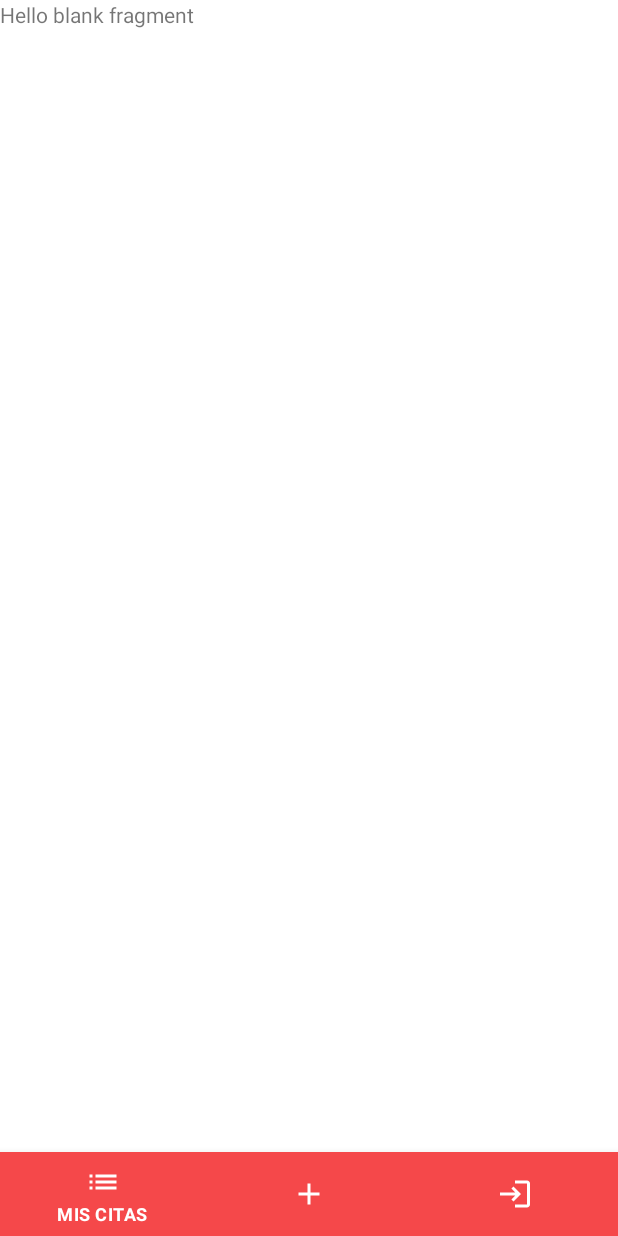
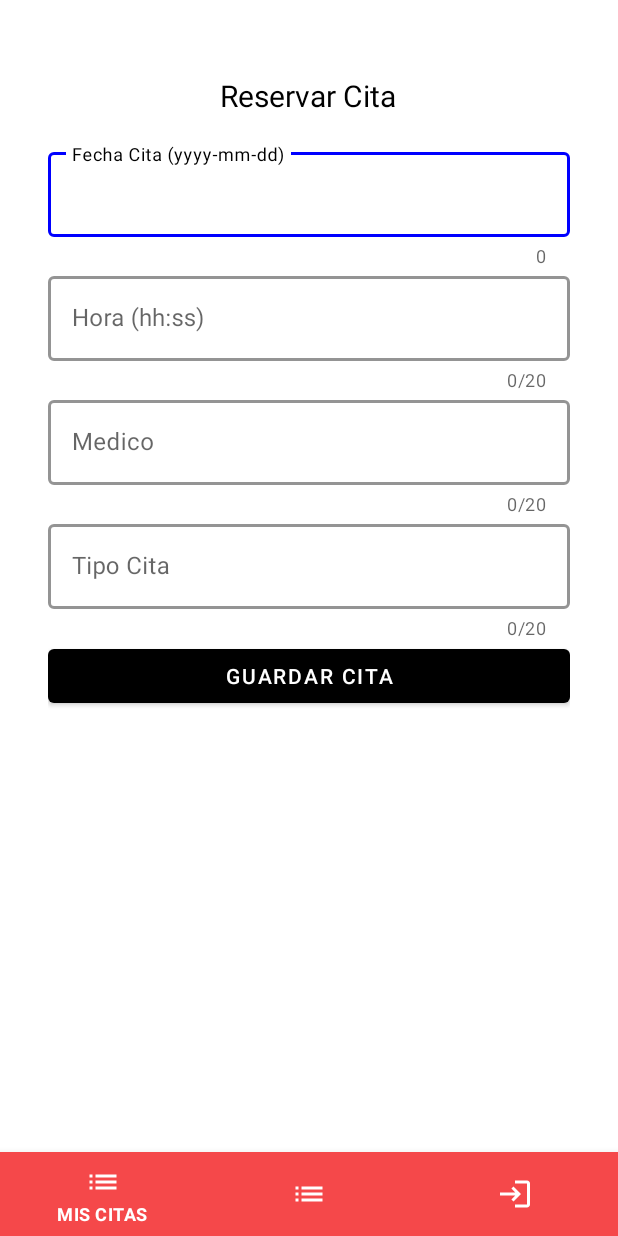
Before and after one commit to jose9428/clinicaEnTusManos, an Android app: the MainMenuPrincipal screen opened directly, with no data from a screen before it, on a phone screen of 412 x 824 dp. Run offline under Robolectric (Android 15) with nearby library versions, the phone set to English and light mode, and no system bars.

Commit message:
Modulo Registro Cita

```diff
--- a/app/src/main/java/com/edu/pe/vista/fragmentos/InicioFragment.java
+++ b/app/src/main/java/com/edu/pe/vista/fragmentos/InicioFragment.java
@@ -28,4 +28,8 @@ public class InicioFragment extends Fragment {
         View view = inflater.inflate(R.layout.fragment_inicio, container, false);
         return view;
     }
+
+    public void GuardarCita(){
+
+    }
 }
--- a/app/src/main/res/layout/fragment_reserva_cita.xml
+++ b/app/src/main/res/layout/fragment_reserva_cita.xml
@@ -3,12 +3,134 @@
     xmlns:tools="http://schemas.android.com/tools"
     android:layout_width="match_parent"
     android:layout_height="match_parent"
+    xmlns:app="http://schemas.android.com/apk/res-auto"
     tools:context=".vista.fragmentos.ReservaCitaFragment">
 
-    <!-- TODO: Update blank fragment layout -->
-    <TextView
+    <LinearLayout
         android:layout_width="match_parent"
         android:layout_height="match_parent"
-        android:text="@string/hello_blank_fragment" />
+        android:orientation="vertical"
+        android:weightSum="1">
 
+        <ScrollView
+            android:layout_width="match_parent"
+            android:layout_height="match_parent"
+            android:layout_weight="0.4"
+            android:fillViewport="true">
+
+            <LinearLayout
+                android:layout_width="match_parent"
+                android:layout_height="match_parent"
+                android:orientation="vertical"
+                android:padding="@dimen/padding_horizontal_login"
+                >
+                <RelativeLayout
+                    android:layout_width="match_parent"
+                    android:layout_height="64dp"
+                    android:gravity="center">
+
+                    <TextView
+                        android:id="@+id/lbTitulo"
+                        android:layout_width="wrap_content"
+                        android:layout_height="wrap_content"
+                        android:layout_alignParentBottom="true"
+                        android:text="Reservar Cita"
+                        android:textColor="@color/editTextColorBlack"
+                        android:textSize="20dp"
+                        />
+                </RelativeLayout>
+
+                <com.google.android.material.textfield.TextInputLayout
+                    android:layout_width="match_parent"
+                    android:layout_height="wrap_content"
+
+                    app:boxStrokeColor="#0000FF"
+                    app:boxStrokeWidth="2dp"
+                    app:helperTextEnabled="true"
+                    app:counterEnabled="true"
+                    app:hintTextColor="@color/black"
+                    style="@style/Widget.MaterialComponents.TextInputLayout.OutlinedBox">
+
+                    <com.google.android.material.textfield.TextInputEditText
+                        android:id="@+id/lbFechaNac"
+                        android:layout_width="match_parent"
+                        android:layout_height="match_parent"
+                        android:hint="Fecha Cita (yyyy-mm-dd)"
+                        />
+                </com.google.android.material.textfield.TextInputLayout>
+
+                <com.google.android.material.textfield.TextInputLayout
+                    android:layout_width="match_parent"
+                    android:layout_height="wrap_content"
+
+                    app:boxStrokeColor="#0000FF"
+                    app:boxStrokeWidth="2dp"
+                    app:helperTextEnabled="true"
+                    app:counterEnabled="true"
+                    app:counterMaxLength="20"
+                    app:hintTextColor="@color/black"
+                    style="@style/Widget.MaterialComponents.TextInputLayout.OutlinedBox">
+
+                    <com.google.android.material.textfield.TextInputEditText
+                        android:id="@+id/lbHora"
+                        android:layout_width="match_parent"
+                        android:layout_height="match_parent"
+                        android:hint="Hora (hh:ss)"
+                        />
+                </com.google.android.material.textfield.TextInputLayout>
+
+                <com.google.android.material.textfield.TextInputLayout
+                    android:layout_width="match_parent"
+                    android:layout_height="wrap_content"
+
+                    app:boxStrokeColor="#0000FF"
+                    app:boxStrokeWidth="2dp"
+                    app:helperTextEnabled="true"
+                    app:counterEnabled="true"
+                    app:counterMaxLength="20"
+                    app:hintTextColor="@color/black"
+                    style="@style/Widget.MaterialComponents.TextInputLayout.OutlinedBox">
+
+                    <com.google.android.material.textfield.TextInputEditText
+                        android:id="@+id/lbMedico"
+                        android:layout_width="match_parent"
+                        android:layout_height="match_parent"
+                        android:hint="Medico"
+                        />
+                </com.google.android.material.textfield.TextInputLayout>
+
+
+
+                <com.google.android.material.textfield.TextInputLayout
+                    android:layout_width="match_parent"
+                    android:layout_height="wrap_content"
+
+                    app:boxStrokeColor="#0000FF"
+                    app:boxStrokeWidth="2dp"
+                    app:helperTextEnabled="true"
+                    app:counterEnabled="true"
+                    app:counterMaxLength="20"
+                    app:hintTextColor="@color/black"
+                    style="@style/Widget.MaterialComponents.TextInputLayout.OutlinedBox">
+
+                    <com.google.android.material.textfield.TextInputEditText
+                        android:id="@+id/lbTipoCita"
+                        android:layout_width="match_parent"
+                        android:layout_height="match_parent"
+                        android:hint="Tipo Cita"
+                        />
+                </com.google.android.material.textfield.TextInputLayout>
+
+
+                <Button
+                    android:id="@+id/login"
+                    android:layout_width="match_parent"
+                    android:layout_height="wrap_content"
+                    android:text="Guardar Cita"
+                    app:backgroundTint="@color/black" />
+
+
+            </LinearLayout>
+        </ScrollView>
+    </LinearLayout>
 </FrameLayout>
--- a/app/src/main/res/menu/botton_navigation.xml
+++ b/app/src/main/res/menu/botton_navigation.xml
@@ -9,7 +9,7 @@
 
     <item
     android:id="@+id/nuevaCitaFragment"
-    android:icon="@drawable/ic_add"
+    android:icon="@drawable/ic_list"
     android:title="NUEVA CITA"
     />
 
```
